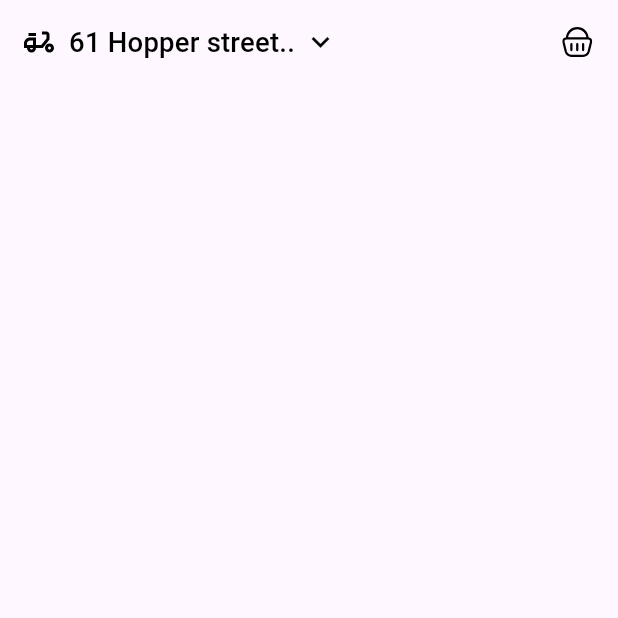
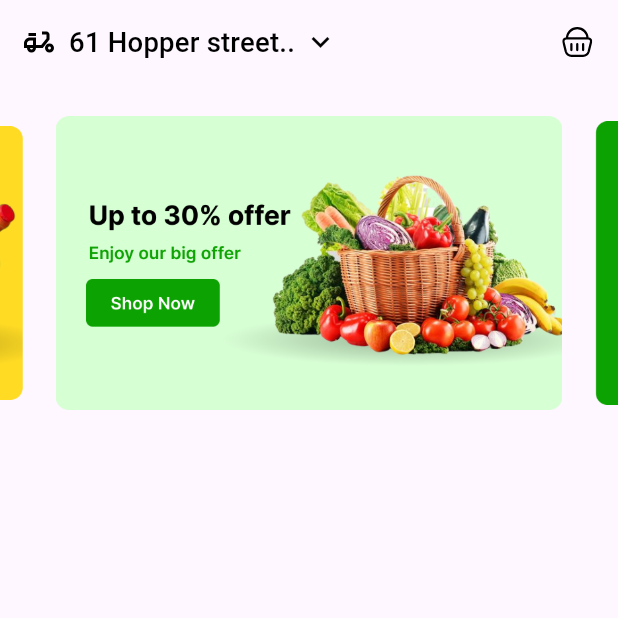
Before and after one commit to AmrElzohairy/fruits_app, a Flutter app: the screen it shows after launch, on a phone screen of 412 x 824 dp, the top half of it. Run offline on Flutter 3.47's test engine with Material 3 defaults, Android fonts, the phone set to English and light mode, and no system bars; drawn by our look-alikes of carousel_slider; our stand-ins replace flutter_screenutil, flutter_svg.

```diff
--- a/lib/features/home/presentation/home_view.dart
+++ b/lib/features/home/presentation/home_view.dart
@@ -1,3 +1,4 @@
+import 'package:carousel_slider/carousel_slider.dart';
 import 'package:flutter/material.dart';
 import 'package:flutter_screenutil/flutter_screenutil.dart';
 import 'package:flutter_svg/flutter_svg.dart';
@@ -7,7 +8,11 @@ import 'package:fruits_app/core/utils/app_styles.dart';
 
 class HomeView extends StatelessWidget {
   const HomeView({super.key});
-
+  final List<String> banners = const [
+    Assets.imagesSlider1,
+    Assets.imagesSlider2,
+    Assets.imagesSlider3,
+  ];
   @override
   Widget build(BuildContext context) {
     return Scaffold(
@@ -28,6 +33,34 @@ class HomeView extends StatelessWidget {
           ),
         ],
       ),
+      body: SafeArea(
+        child: Column(
+          children: [
+            CarouselSlider.builder(
+              itemCount: banners.length,
+              itemBuilder:
+                  (BuildContext context, int itemIndex, int pageViewIndex) =>
+                      ClipRRect(
+                        borderRadius: BorderRadius.circular(10.r),
+                        child: Image.asset(banners[itemIndex]),
+                      ),
+              options: CarouselOptions(
+                aspectRatio: 383 / 222,
+                viewportFraction: 0.82,
+                initialPage: 0,
+                enableInfiniteScroll: true,
+                reverse: false,
+                autoPlay: true,
+                autoPlayInterval: const Duration(seconds: 3),
+                autoPlayAnimationDuration: const Duration(milliseconds: 800),
+                autoPlayCurve: Curves.fastOutSlowIn,
+                enlargeCenterPage: true,
+                scrollDirection: Axis.horizontal,
+              ),
+            ),
+          ],
+        ),
+      ),
     );
   }
 }
--- a/pubspec.yaml
+++ b/pubspec.yaml
@@ -7,6 +7,7 @@ environment:
   sdk: ^3.8.0-70.0.dev
 
 dependencies:
+  carousel_slider: ^5.0.0
   cupertino_icons: ^1.0.8
   flutter:
     sdk: flutter
```
Also changed, not shown: pubspec.lock.
